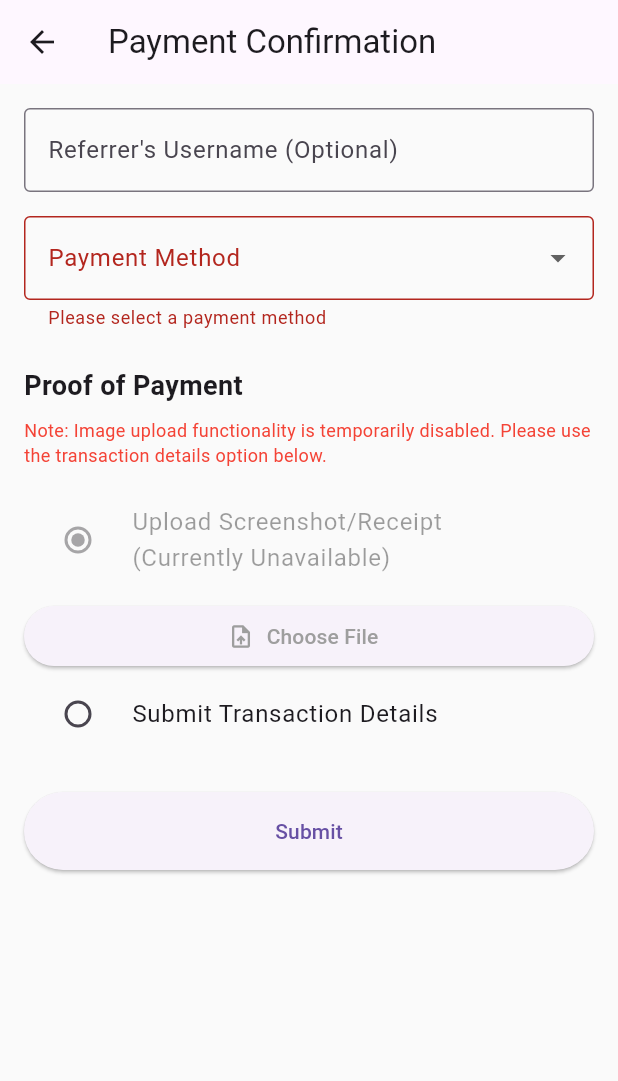
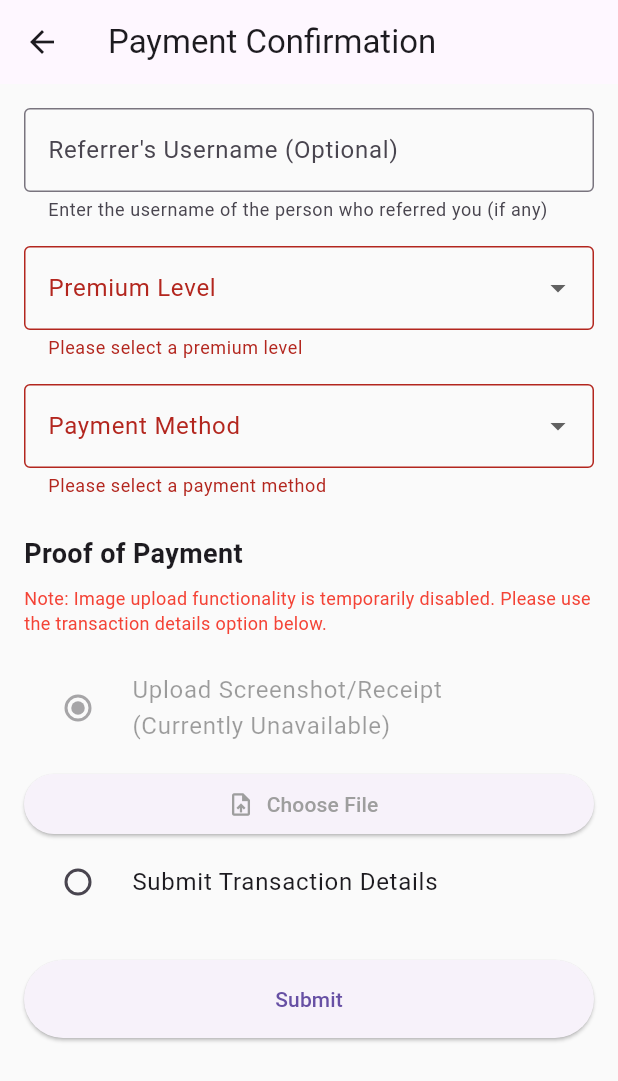
Before and after one commit to leighkun147/MatricMate, a Flutter app: the FormSubmissionScreen screen opened directly, after a tap on "Submit", on a phone screen of 412 x 824 dp. Shown: the top 1081 px of the screen. Run offline on Flutter 3.47's test engine with Material 3 defaults, Android fonts, the phone set to English and light mode, and no system bars; our stand-ins replace cloud_firestore, device_info_plus, firebase_auth, firebase_core, fl_chart, flutter_animate and 4 more; accounts and stored records are empty; network calls fail.

Commit message:
erro while they are writing the referrer

```diff
--- a/lib/screens/form_submission_screen.dart
+++ b/lib/screens/form_submission_screen.dart
@@ -15,6 +15,7 @@ class _FormSubmissionScreenState extends State<FormSubmissionScreen> {
   final _formKey = GlobalKey<FormState>();
   String? _selectedPaymentMethod;
   String _submissionType = 'upload';
+  String? _selectedPremiumLevel;
   XFile? _selectedImage;
   final TextEditingController _referrerController = TextEditingController();
   final TextEditingController _transactionIdController = TextEditingController();
@@ -33,6 +34,21 @@ class _FormSubmissionScreenState extends State<FormSubmissionScreen> {
   final FirebaseAuth _auth = FirebaseAuth.instance;
   final FirebaseFirestore _firestore = FirebaseFirestore.instance;
 
+  Future<bool> _validateReferrer(String referrerUsername) async {
+    try {
+      final QuerySnapshot result = await _firestore
+          .collection('users')
+          .where('username', isEqualTo: referrerUsername)
+          .limit(1)
+          .get();
+
+      return result.docs.isNotEmpty;
+    } catch (e) {
+      print('Error validating referrer: $e');
+      return false;
+    }
+  }
+
   Future<void> _submitFormToFirestore(String deviceId) async {
     try {
       final User? currentUser = _auth.currentUser;
@@ -40,23 +56,32 @@ class _FormSubmissionScreenState extends State<FormSubmissionScreen> {
         throw Exception('No user logged in');
       }
 
+      // Validate referrer if provided
+      if (_referrerController.text.isNotEmpty) {
+        final bool referrerExists = await _validateReferrer(_referrerController.text);
+        if (!referrerExists) {
+          throw Exception('The referrer username does not exist');
+        }
+      }
+
       // Prepare the data
       Map<String, dynamic> requestData = {
         'usersUID': currentUser.uid,
         'Referrer\'s_username': _referrerController.text.isEmpty ? null : _referrerController.text,
         'payment_method': _selectedPaymentMethod,
+        'premium_level': _selectedPremiumLevel,
         'sender\'s_name': _senderNameController.text,
         'transaction_id': _isPhoneBasedPayment() ? null : _transactionIdController.text,
         'sender\'s_phone_number': _isPhoneBasedPayment() ? _phoneNumberController.text : null,
         'device_id': deviceId,
-        'status': 'pending',
+        'status': null,
         'timestamp': FieldValue.serverTimestamp(),
       };
 
       // Submit to Firestore using the user's UID as the document ID
       await _firestore
           .collection('requests')
-          .doc(currentUser.uid)
+          .doc(deviceId)
           .set(requestData);
 
       return;
@@ -105,7 +130,48 @@ class _FormSubmissionScreenState extends State<FormSubmissionScreen> {
               decoration: const InputDecoration(
                 labelText: 'Referrer\'s Username (Optional)',
                 border: OutlineInputBorder(),
+                helperText: 'Enter the username of the person who referred you (if any)',
               ),
+              validator: (value) {
+                if (value != null && value.isNotEmpty) {
+                  return null;
+                } else {
+                  return null;
+                }
+              },
+            ),
+            const SizedBox(height: 16),
+            DropdownButtonFormField<String>(
+              value: _selectedPremiumLevel,
+              decoration: const InputDecoration(
+                labelText: 'Premium Level',
+                border: OutlineInputBorder(),
+              ),
+              items: [
+                DropdownMenuItem(
+                  value: 'basic',
+                  child: Text('Basic (200 ETB)'),
+                ),
+                DropdownMenuItem(
+                  value: 'pro',
+                  child: Text('Pro (400 ETB)'),
+                ),
+                DropdownMenuItem(
+                  value: 'elite',
+                  child: Text('Elite (600 ETB)'),
+                ),
+              ],
+              onChanged: (String? value) {
+                setState(() {
+                  _selectedPremiumLevel = value;
+                });
+              },
+              validator: (value) {
+                if (value == null || value.isEmpty) {
+                  return 'Please select a premium level';
+                }
+                return null;
+              },
             ),
             const SizedBox(height: 16),
             DropdownButtonFormField<String>(
@@ -234,85 +300,29 @@ class _FormSubmissionScreenState extends State<FormSubmissionScreen> {
             const SizedBox(height: 24),
             ElevatedButton(
               onPressed: () async {
-                if (_formKey.currentState!.validate() &&
-                    (_submissionType == 'details')) {
+                if (_formKey.currentState!.validate()) {
                   try {
-                    // Generate and store device ID
-                    final deviceId = await DeviceIdManager.getDeviceId();
-
-                    // Submit form data to Firestore
+                    String? deviceId = await DeviceIdManager.getDeviceId();
+                    if (deviceId == null) {
+                      throw Exception('Could not get device ID');
+                    }
                     await _submitFormToFirestore(deviceId);
-
-                    // Show success dialog
                     if (mounted) {
-                      showDialog(
-                        context: context,
-                        builder: (BuildContext context) {
-                          return AlertDialog(
-                            shape: RoundedRectangleBorder(
-                              borderRadius: BorderRadius.circular(15),
-                            ),
-                            title: Row(
-                              children: const [
-                                Icon(
-                                  Icons.check_circle,
-                                  color: Colors.green,
-                                  size: 30,
-                                ),
-                                SizedBox(width: 10),
-                                Text('Success!'),
-                              ],
-                            ),
-                            content: const Text(
-                              'Your form has been successfully submitted! 🎉\n\n'
-                              'Please wait for approval from our team. We\'ll process your request as soon as possible.',
-                              style: TextStyle(fontSize: 16),
-                            ),
-                            actions: [
-                              TextButton(
-                                child: const Text('OK'),
-                                onPressed: () {
-                                  Navigator.of(context).pop();
-                                  Navigator.of(context).pop(); // Return to previous screen
-                                },
-                              ),
-                            ],
-                          );
-                        },
+                      ScaffoldMessenger.of(context).showSnackBar(
+                        const SnackBar(
+                          content: Text('Form submitted successfully!'),
+                          backgroundColor: Colors.green,
+                        ),
                       );
+                      Navigator.pop(context);
                     }
                   } catch (e) {
-                    // Show error dialog
                     if (mounted) {
-                      showDialog(
-                        context: context,
-                        builder: (BuildContext context) {
-                          return AlertDialog(
-                            title: Row(
-                              children: const [
-                                Icon(
-                                  Icons.error,
-                                  color: Colors.red,
-                                  size: 30,
-                                ),
-                                SizedBox(width: 10),
-                                Text('Error'),
-                              ],
-                            ),
-                            content: Text(
-                              'An error occurred while submitting your form: ${e.toString()}',
-                              style: TextStyle(fontSize: 16),
-                            ),
-                            actions: [
-                              TextButton(
-                                child: const Text('OK'),
-                                onPressed: () {
-                                  Navigator.of(context).pop();
-                                },
-                              ),
-                            ],
-                          );
-                        },
+                      ScaffoldMessenger.of(context).showSnackBar(
+                        SnackBar(
+                          content: Text(e.toString()),
+                          backgroundColor: Colors.red,
+                        ),
                       );
                     }
                   }
```
Also changed, not shown: lib/screens/profile_screen.dart (+9 -7 lines).
